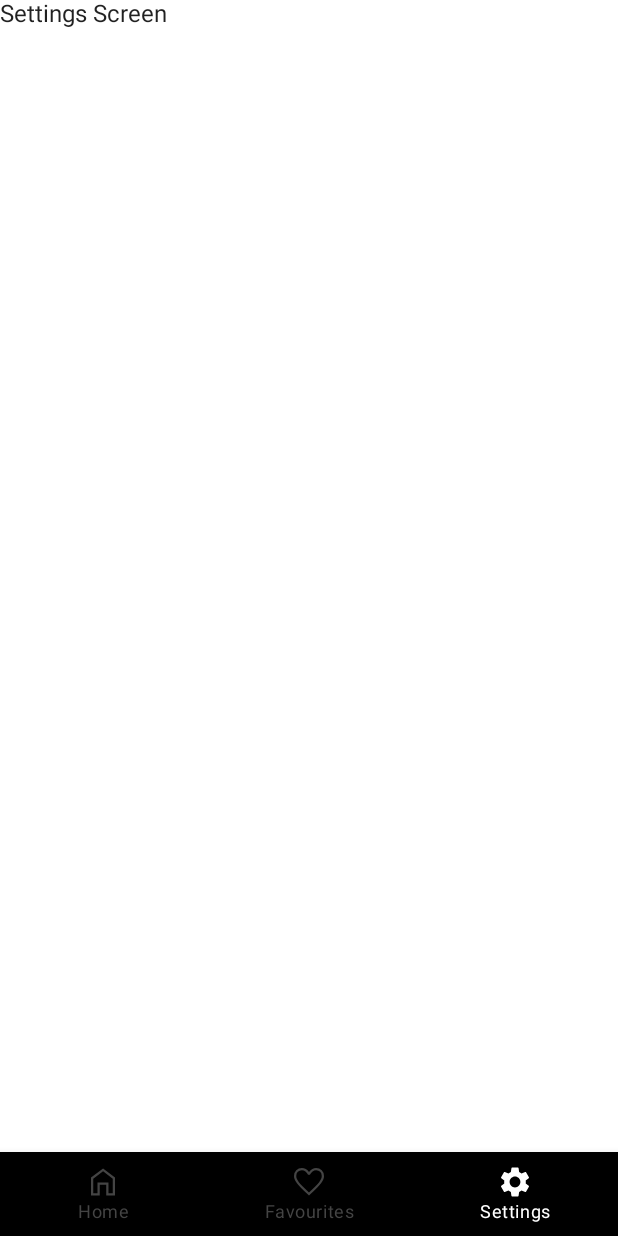
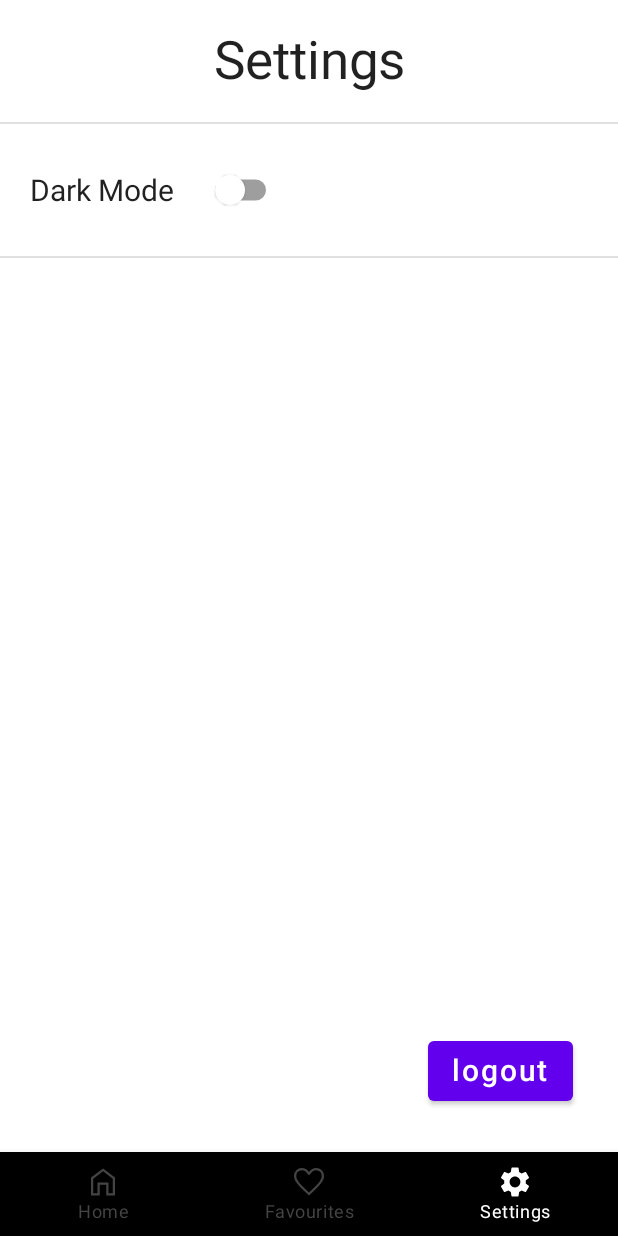
Before and after one commit to brayandm/FinalProject, an Android app built with Jetpack Compose: the screen it shows after launch once a user with an empty profile is signed in (MainActivity), item 3 of the bottom bar chosen, on a phone screen of 412 x 824 dp. Run offline under Robolectric (Android 15) with nearby library versions, the phone set to English and light mode, and no system bars; our stand-ins replace Firebase (no records; nobody signed in at launch, a user with empty details on screens opened directly), livedata-compose; 2 statements that could not run were skipped.

Commit message:
Logout added

```diff
--- /dev/null
+++ b/app/src/main/java/com/example/finalproject/AppPreferences.kt
@@ -0,0 +1,23 @@
+package com.example.finalproject
+
+import android.content.Context
+import androidx.activity.ComponentActivity
+
+const val KEY_OPTION = "DarkMode"
+const val DEFAULT_OPTION_VALUE = false
+
+class AppPreferences(context: ComponentActivity) {
+
+    private val preferences = context.getPreferences(Context.MODE_PRIVATE)
+
+    fun setDarkMode(value: Boolean) {
+        with (preferences.edit()) {
+            putBoolean(KEY_OPTION, value)
+            apply()
+        }
+    }
+
+    fun getDarkMode(): Boolean {
+        return preferences.getBoolean(KEY_OPTION, DEFAULT_OPTION_VALUE)
+    }
+}
--- a/app/src/main/java/com/example/finalproject/LoginActivity.kt
+++ b/app/src/main/java/com/example/finalproject/LoginActivity.kt
@@ -52,6 +52,8 @@ class LoginActivity : ComponentActivity() {
             password.value
         ).addOnCompleteListener {
             if (it.isSuccessful) {
+                Toast.makeText(applicationContext, "Successful registration",
+                    Toast.LENGTH_LONG).show()
                 startActivity(Intent(this, MainActivity::class.java))
                 finish()
             } else {
@@ -69,6 +71,8 @@ class LoginActivity : ComponentActivity() {
             password.value
         ).addOnCompleteListener {
             if (it.isSuccessful) {
+                Toast.makeText(applicationContext, "Successful login",
+                    Toast.LENGTH_LONG).show()
                 startActivity(Intent(this, MainActivity::class.java))
                 finish()
             } else {
--- a/app/src/main/java/com/example/finalproject/MainActivity.kt
+++ b/app/src/main/java/com/example/finalproject/MainActivity.kt
@@ -1,12 +1,19 @@
 package com.example.finalproject
 
+import android.content.Intent
 import android.os.Bundle
+import android.util.Log
+import android.widget.Toast
 import androidx.activity.ComponentActivity
 import androidx.activity.compose.setContent
 import androidx.compose.foundation.layout.Column
 import androidx.compose.foundation.layout.fillMaxSize
 import androidx.compose.foundation.layout.padding
 import androidx.compose.material.*
+import androidx.compose.material.MaterialTheme.typography
+import androidx.compose.runtime.MutableState
+import androidx.compose.runtime.mutableStateOf
+import androidx.compose.runtime.remember
 import androidx.compose.ui.Modifier
 import androidx.lifecycle.ViewModelProvider
 import androidx.navigation.compose.rememberNavController
@@ -18,6 +25,7 @@ import com.example.finalproject.navigation.AddNavigationContent
 import com.example.finalproject.ui.theme.FinalProjectTheme
 import com.google.android.gms.location.FusedLocationProviderClient
 import com.google.android.gms.location.LocationServices
+import com.google.firebase.auth.FirebaseAuth
 
 class MainActivity : ComponentActivity() {
 
@@ -28,13 +36,21 @@ class MainActivity : ComponentActivity() {
     override fun onCreate(savedInstanceState: Bundle?) {
         super.onCreate(savedInstanceState)
 
+        val appPreferences = AppPreferences(this)
+
         viewModel = ViewModelProvider(this)[MainViewModel::class.java]
         fusedLocationProviderClient = LocationServices.getFusedLocationProviderClient(this)
 
         viewModel.setIsWeatherLoad(false)
 
         setContent {
+
+            val isDarkTheme = remember { mutableStateOf(appPreferences.getDarkMode()) }
+
             FinalProjectTheme {
+
+                MaterialTheme(colors = if(isDarkTheme.value) darkColors() else lightColors())
+                {
                     // A surface container using the 'background' color from the theme
                     Surface(
                         modifier = Modifier.fillMaxSize(),
@@ -52,7 +68,10 @@ class MainActivity : ComponentActivity() {
                                     .fillMaxSize()
                                     .padding(bottom = it.calculateBottomPadding())
                             ) {
-                            AddNavigationContent(context = this@MainActivity, navController = navController)
+                                AddNavigationContent(context = this@MainActivity,
+                                    navController = navController,
+                                    isDarkTheme = isDarkTheme,
+                                    appPreferences = appPreferences)
                             }
                         }
                     }
@@ -60,3 +79,13 @@ class MainActivity : ComponentActivity() {
             }
         }
     }
+
+    fun logout(auth: FirebaseAuth)
+    {
+        auth.signOut()
+        Toast.makeText(applicationContext, "Successful logout",
+            Toast.LENGTH_LONG).show()
+        startActivity(Intent(this, LoginActivity::class.java))
+        finish()
+    }
+}
--- a/app/src/main/java/com/example/finalproject/navigation/BottomNavigationScreens.kt
+++ b/app/src/main/java/com/example/finalproject/navigation/BottomNavigationScreens.kt
@@ -6,9 +6,7 @@ import androidx.annotation.StringRes
 import androidx.compose.foundation.layout.ColumnScope
 import androidx.compose.foundation.layout.size
 import androidx.compose.material.*
-import androidx.compose.runtime.Composable
-import androidx.compose.runtime.mutableStateOf
-import androidx.compose.runtime.remember
+import androidx.compose.runtime.*
 import androidx.compose.ui.Modifier
 import androidx.compose.ui.graphics.Color
 import androidx.compose.ui.res.painterResource
@@ -18,6 +16,7 @@ import androidx.navigation.NavGraph.Companion.findStartDestination
 import androidx.navigation.NavHostController
 import androidx.navigation.compose.NavHost
 import androidx.navigation.compose.composable
+import com.example.finalproject.AppPreferences
 import com.example.finalproject.MainActivity
 import com.example.finalproject.R
 import com.example.finalproject.screens.FavoritesScreen
@@ -89,7 +88,8 @@ fun AddBottomBarNavigation(navController: NavHostController) {
 }
 
 @Composable
-fun AddNavigationContent(context: MainActivity, navController: NavHostController) {
+fun AddNavigationContent(context: MainActivity, navController: NavHostController,
+                         isDarkTheme: State<Boolean>, appPreferences: AppPreferences) {
     NavHost(navController, startDestination = BottomNavigationScreens.Home.route) {
         composable(BottomNavigationScreens.Home.route) {
             HomeScreen(context)
@@ -100,7 +100,7 @@ fun AddNavigationContent(context: MainActivity, navController: NavHostController
         }
 
         composable(BottomNavigationScreens.Settings.route) {
-            SettingsScreen()
+            SettingsScreen(context, isDarkTheme as MutableState<Boolean>, appPreferences)
         }
     }
 }
--- a/app/src/main/java/com/example/finalproject/screens/FavoritesScreen.kt
+++ b/app/src/main/java/com/example/finalproject/screens/FavoritesScreen.kt
@@ -1,10 +1,17 @@
 package com.example.finalproject.screens
 
-import androidx.compose.foundation.layout.fillMaxSize
+import androidx.compose.foundation.layout.*
+import androidx.compose.foundation.rememberScrollState
+import androidx.compose.foundation.verticalScroll
+import androidx.compose.material.Divider
 import androidx.compose.material.Surface
+import androidx.compose.material.Switch
 import androidx.compose.material.Text
 import androidx.compose.runtime.Composable
+import androidx.compose.ui.Alignment
 import androidx.compose.ui.Modifier
+import androidx.compose.ui.unit.dp
+import androidx.compose.ui.unit.sp
 import androidx.navigation.NavHostController
 import androidx.navigation.compose.NavHost
 import androidx.navigation.compose.composable
@@ -12,5 +19,17 @@ import com.example.finalproject.navigation.BottomNavigationScreens
 
 @Composable
 fun FavoritesScreen() {
-    Text(text = "Favorites Screen")
+    Column {
+
+        Column(horizontalAlignment = Alignment.CenterHorizontally,
+            modifier = Modifier.fillMaxWidth().verticalScroll(rememberScrollState())) {
+            Spacer(modifier = Modifier.padding(10.dp),)
+
+            Text(text = "Favorites", fontSize = 35.sp)
+
+            Spacer(modifier = Modifier.padding(10.dp))
+        }
+
+        Divider(thickness = 1.dp)
+    }
 }
--- a/app/src/main/java/com/example/finalproject/screens/HomeScreen.kt
+++ b/app/src/main/java/com/example/finalproject/screens/HomeScreen.kt
@@ -2,7 +2,11 @@ package com.example.finalproject.screens
 
 import android.content.Context
 import androidx.compose.foundation.Image
+import androidx.compose.foundation.gestures.scrollable
 import androidx.compose.foundation.layout.*
+import androidx.compose.foundation.rememberScrollState
+import androidx.compose.foundation.verticalScroll
+import androidx.compose.material.Divider
 import androidx.compose.material.Text
 import androidx.compose.material.icons.materialIcon
 import androidx.compose.runtime.Composable
@@ -37,6 +41,20 @@ fun HomeScreen(context: MainActivity) {
 
     val location = context.viewModel.location.observeAsState(Location(.0,.0))
     val isWeatherLoad = context.viewModel.isWeatherLoad.observeAsState(false)
+
+    Column(modifier = Modifier.verticalScroll(rememberScrollState())) {
+
+        Column(horizontalAlignment = Alignment.CenterHorizontally,
+        modifier = Modifier.fillMaxWidth()) {
+
+            Spacer(modifier = Modifier.padding(10.dp))
+
+            Text(text = "Home", fontSize = 35.sp)
+
+            Spacer(modifier = Modifier.padding(10.dp))
+
+            Divider(thickness = 1.dp)
+        }
 
         Column(horizontalAlignment = Alignment.CenterHorizontally,
             verticalArrangement = Arrangement.Center,
@@ -79,3 +97,4 @@ fun HomeScreen(context: MainActivity) {
             }
         }
     }
+}
--- a/app/src/main/java/com/example/finalproject/screens/LoginScreen.kt
+++ b/app/src/main/java/com/example/finalproject/screens/LoginScreen.kt
@@ -2,6 +2,8 @@ package com.example.finalproject.screens
 
 import android.content.Context
 import androidx.compose.foundation.layout.*
+import androidx.compose.foundation.rememberScrollState
+import androidx.compose.foundation.verticalScroll
 import androidx.compose.material.Button
 import androidx.compose.material.Surface
 import androidx.compose.material.Text
@@ -25,7 +27,8 @@ fun LoginScreen(context: LoginActivity, auth: FirebaseAuth) {
     var username = remember { mutableStateOf("") }
     var password = remember { mutableStateOf("") }
 
-    Column (horizontalAlignment = Alignment.CenterHorizontally){
+    Column (horizontalAlignment = Alignment.CenterHorizontally,
+        modifier = Modifier.verticalScroll(rememberScrollState())){
 
         Spacer(modifier = Modifier.padding(20.dp))
 
--- a/app/src/main/java/com/example/finalproject/screens/SettingsScreen.kt
+++ b/app/src/main/java/com/example/finalproject/screens/SettingsScreen.kt
@@ -1,13 +1,91 @@
 package com.example.finalproject.screens
 
+import android.content.Context
+import android.content.Intent
+import android.text.Layout
+import androidx.compose.foundation.layout.*
+import androidx.compose.foundation.rememberScrollState
+import androidx.compose.foundation.verticalScroll
+import androidx.compose.material.Button
+import androidx.compose.material.Divider
+import androidx.compose.material.Switch
 import androidx.compose.material.Text
 import androidx.compose.runtime.Composable
+import androidx.compose.runtime.CompositionContext
+import androidx.compose.runtime.MutableState
+import androidx.compose.runtime.State
+import androidx.compose.ui.Alignment
+import androidx.compose.ui.Modifier
+import androidx.compose.ui.semantics.Role.Companion.Switch
+import androidx.compose.ui.text.style.TextAlign
+import androidx.compose.ui.unit.dp
+import androidx.compose.ui.unit.sp
+import androidx.core.content.ContextCompat.startActivity
 import androidx.navigation.NavHostController
 import androidx.navigation.compose.NavHost
 import androidx.navigation.compose.composable
+import com.example.finalproject.AppPreferences
+import com.example.finalproject.LoginActivity
+import com.example.finalproject.MainActivity
 import com.example.finalproject.navigation.BottomNavigationScreens
+import com.google.firebase.auth.FirebaseAuth
+import com.google.firebase.auth.ktx.auth
+import com.google.firebase.ktx.Firebase
 
 @Composable
-fun SettingsScreen() {
-    Text(text = "Settings Screen")
+fun SettingsScreen(context: MainActivity, isDarkTheme: MutableState<Boolean>,
+                   appPreferences: AppPreferences) {
+    Column {
+
+        Column(horizontalAlignment = Alignment.CenterHorizontally,
+        modifier = Modifier.fillMaxWidth().verticalScroll(rememberScrollState())) {
+            Spacer(modifier = Modifier.padding(10.dp))
+
+            Text(text = "Settings", fontSize = 35.sp)
+
+            Spacer(modifier = Modifier.padding(10.dp))
+        }
+
+        Divider(thickness = 1.dp)
+
+        Spacer(modifier = Modifier.padding(10.dp))
+
+        Row(verticalAlignment = Alignment.CenterVertically) {
+
+            Spacer(modifier = Modifier.padding(10.dp))
+
+            Text(text = "Dark Mode", fontSize = 20.sp)
+
+            Spacer(modifier = Modifier.padding(10.dp))
+
+            Switch(
+                checked = isDarkTheme.value,
+                onCheckedChange = {
+                    isDarkTheme.value = !isDarkTheme.value
+                    appPreferences.setDarkMode(isDarkTheme.value)
+                }
+            )
+        }
+
+        Spacer(modifier = Modifier.padding(10.dp))
+
+        Divider(thickness = 1.dp)
+
+        Spacer(modifier = Modifier.padding(10.dp))
+
+        Column(modifier = Modifier.fillMaxSize(),
+        horizontalAlignment = Alignment.End,
+        verticalArrangement = Arrangement.Bottom) {
+
+            Row(verticalAlignment = Alignment.CenterVertically) {
+
+                Button(onClick = {context.logout(Firebase.auth)},
+                modifier = Modifier.padding(30.dp))
+                {
+                    Text(text = "logout", fontSize = 20.sp)
+                }
+            }
+        }
+
+    }
 }
```
Lines whose indentation alone changed are shown as unchanged.
